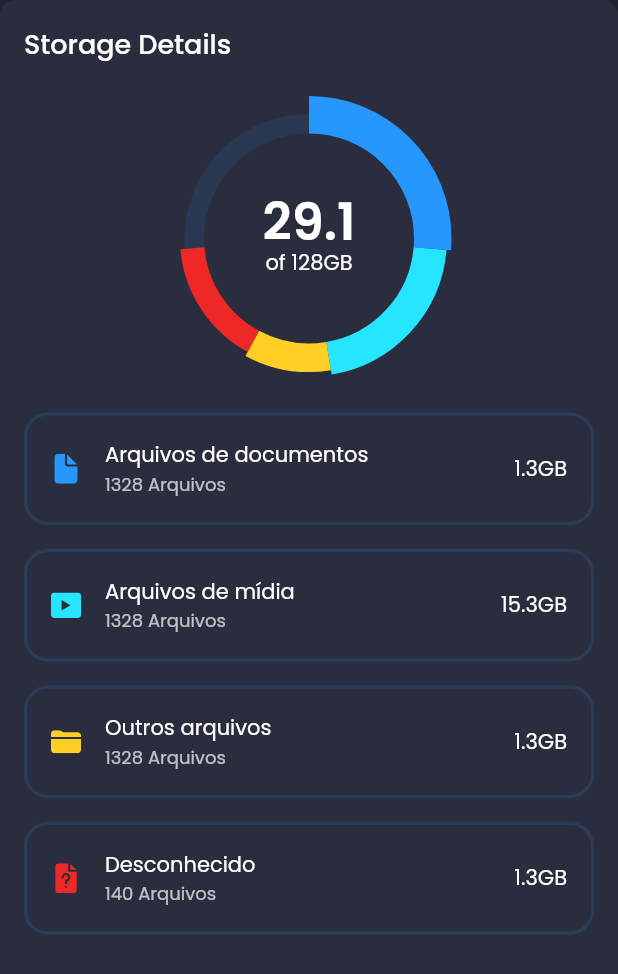
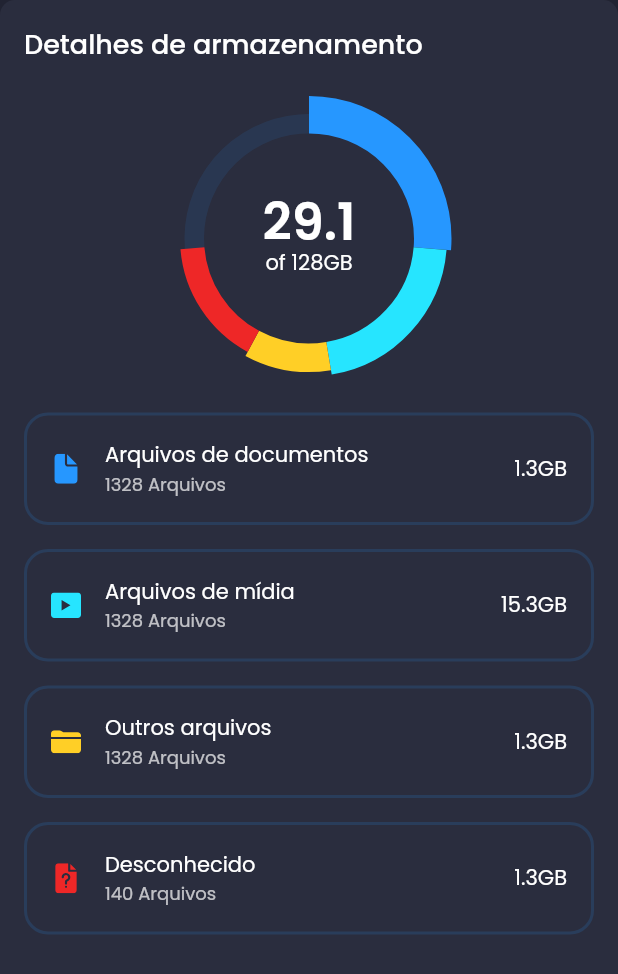
Before and after one commit to renankanu/dashboard_flutter, a Flutter app: the StorageDetails widget shown alone on an empty page, opened directly, on a phone screen of 412 x 824 dp. Shown: the top 974 px of the screen. Run offline on Flutter 3.47's test engine with Material 2 defaults, Android fonts, the phone set to English and light mode, and no system bars; drawn by our look-alikes of fl_chart; our stand-ins replace data_table_2, flutter_svg, get, google_fonts.

Commit message:
refactor recent file

```diff
--- a/lib/app/modules/dashboard/components/recent_files.dart
+++ b/lib/app/modules/dashboard/components/recent_files.dart
@@ -56,7 +56,8 @@ DataRow recentFileDataRow(RecentFile fileInfo) {
   return DataRow(
     cells: [
       DataCell(
-        Row(
+        Expanded(
+          child: Row(
             children: [
               SvgPicture.asset(
                 fileInfo.icon!,
@@ -65,9 +66,10 @@ DataRow recentFileDataRow(RecentFile fileInfo) {
               ),
               Padding(
                 padding: const EdgeInsets.symmetric(horizontal: 16),
-              child: Text(fileInfo.title!),
+                child: Text(fileInfo.title!, overflow: TextOverflow.ellipsis),
               ),
             ],
+          ),
         ),
       ),
       DataCell(Text(fileInfo.date!)),
--- a/lib/app/modules/dashboard/components/storage_details.dart
+++ b/lib/app/modules/dashboard/components/storage_details.dart
@@ -21,7 +21,7 @@ class StorageDetails extends StatelessWidget {
         crossAxisAlignment: CrossAxisAlignment.start,
         children: const [
           Text(
-            "Storage Details",
+            'Detalhes de armazenamento',
             style: TextStyle(
               fontSize: 18,
               fontWeight: FontWeight.w500,
```
Lines whose indentation alone changed are shown as unchanged.
